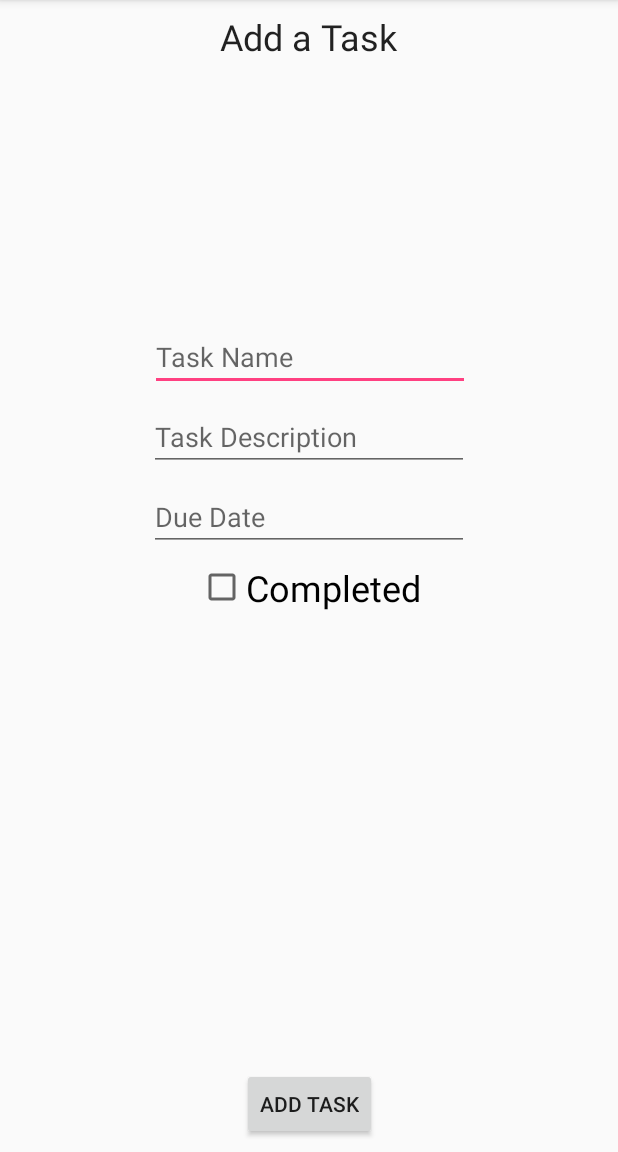
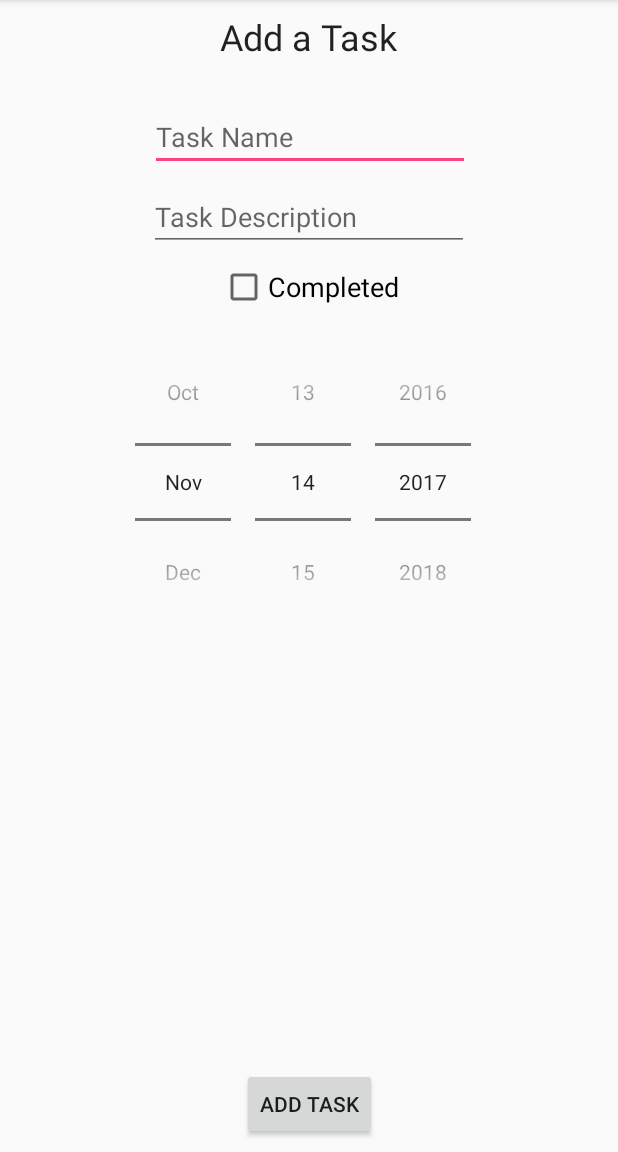
Before and after one commit to axolotlquestions/ToDoList, an Android app: the AddTaskActivity screen opened directly, with no data from a screen before it, on a phone screen of 412 x 824 dp, the part 84-1236 px from its top. Run offline under Robolectric (Android 15) with nearby library versions, the phone set to English and light mode, and no system bars.

Commit message:
checkboxes showing correctly

```diff
--- a/ToDoList/app/src/main/AndroidManifest.xml
+++ b/ToDoList/app/src/main/AndroidManifest.xml
@@ -16,7 +16,10 @@
                 <category android:name="android.intent.category.LAUNCHER" />
             </intent-filter>
         </activity>
-        <activity android:name=".AddTaskActivity"
+        <activity
+            android:name=".AddTaskActivity"
+            android:parentActivityName=".ListActivity" />
+        <activity android:name=".TaskActivity"
             android:parentActivityName=".ListActivity"></activity>
     </application>
 
--- a/ToDoList/app/src/main/java/com/example/alexandersmith/todolist/AddTaskActivity.java
+++ b/ToDoList/app/src/main/java/com/example/alexandersmith/todolist/AddTaskActivity.java
@@ -5,17 +5,19 @@ import android.support.v7.app.AppCompatActivity;
 import android.os.Bundle;
 import android.view.View;
 import android.widget.CheckBox;
+import android.widget.DatePicker;
 import android.widget.EditText;
 
 import java.text.ParseException;
 import java.text.SimpleDateFormat;
+import java.util.Calendar;
 import java.util.Date;
 
 public class AddTaskActivity extends AppCompatActivity {
 
     EditText editName;
     EditText editDescription;
-    EditText editDueDate;
+    DatePicker editDueDate;
     CheckBox completed;
     Boolean completedcheck;
 
@@ -26,8 +28,9 @@ public class AddTaskActivity extends AppCompatActivity {
 
         editName = (EditText) findViewById(R.id.NameText);
         editDescription = (EditText) findViewById(R.id.DescriptionText);
-        editDueDate = (EditText) findViewById(R.id.DateText);
+        editDueDate = (DatePicker) findViewById(R.id.datePicker);
         completed = (CheckBox) findViewById(R.id.checkBox);
+
     }
 
 
@@ -38,13 +41,23 @@ public class AddTaskActivity extends AppCompatActivity {
         else completedcheck = false;
     }
 
+    public static java.util.Date getDateFromDatePicker(DatePicker datePicker) {
+        int day = datePicker.getDayOfMonth();
+        int month = datePicker.getMonth();
+        int year = datePicker.getYear();
 
-    public void addTask(View Button) throws ParseException {
+        Calendar calendar = Calendar.getInstance();
+        calendar.set(year, month, day);
+
+        return calendar.getTime();
+    }
+
+
+    public void addTask(View Button){
         DBHelper dbHelper = new DBHelper(this);
         String name = editName.getText().toString();
         String description = editDescription.getText().toString();
-        String dueDatestring = editDueDate.getText().toString();
-        Date dueDate = new SimpleDateFormat("dd/MM/yyyy").parse(dueDatestring);
+        Date dueDate = getDateFromDatePicker(editDueDate);
         getCompletedCheck(completed);
         dbHelper.save(name, description, dueDate, completedcheck);
         Intent intent = new Intent(this, ListActivity.class);
@@ -54,4 +67,5 @@ public class AddTaskActivity extends AppCompatActivity {
 
 
 
+
 }
--- a/ToDoList/app/src/main/java/com/example/alexandersmith/todolist/Task.java
+++ b/ToDoList/app/src/main/java/com/example/alexandersmith/todolist/Task.java
@@ -22,7 +22,7 @@ public class Task {
         this.completed = completed;
     }
 
-    public Task(String name, String description, Date dueDate,boolean completed, int id) {
+    public Task(String name, String description, Date dueDate, boolean completed, int id) {
         this.name = name;
         this.description = description;
         this.dueDate = dueDate;
--- a/ToDoList/app/src/main/res/layout/activity_add_task.xml
+++ b/ToDoList/app/src/main/res/layout/activity_add_task.xml
@@ -18,7 +18,9 @@
         android:textSize="24sp"
         app:layout_constraintLeft_toLeftOf="parent"
         app:layout_constraintRight_toRightOf="parent"
-        app:layout_constraintTop_toTopOf="parent" />
+        app:layout_constraintTop_toTopOf="parent"
+        android:layout_marginStart="8dp"
+        android:layout_marginEnd="8dp" />
 
     <EditText
         android:id="@+id/NameText"
@@ -36,7 +38,9 @@
         app:layout_constraintBottom_toBottomOf="parent"
         app:layout_constraintHorizontal_bias="0.503"
         android:layout_marginBottom="8dp"
-        app:layout_constraintVertical_bias="0.25" />
+        app:layout_constraintVertical_bias="0.029999971"
+        android:layout_marginStart="8dp"
+        android:layout_marginEnd="8dp" />
 
     <EditText
         android:id="@+id/DescriptionText"
@@ -50,35 +54,26 @@
         android:inputType="text"
         app:layout_constraintLeft_toLeftOf="parent"
         app:layout_constraintRight_toRightOf="parent"
-        app:layout_constraintTop_toBottomOf="@+id/NameText" />
-
-    <EditText
-        android:id="@+id/DateText"
-        android:layout_width="wrap_content"
-        android:layout_height="wrap_content"
-        android:layout_marginLeft="8dp"
-        android:layout_marginRight="8dp"
-        android:layout_marginTop="8dp"
-        android:ems="10"
-        android:hint="Due Date"
-        android:inputType="date"
-        app:layout_constraintLeft_toLeftOf="parent"
-        app:layout_constraintRight_toRightOf="parent"
-        app:layout_constraintTop_toBottomOf="@+id/DescriptionText" />
+        app:layout_constraintTop_toBottomOf="@+id/NameText"
+        android:layout_marginStart="8dp"
+        android:layout_marginEnd="8dp" />
 
     <CheckBox
         android:id="@+id/checkBox"
         android:layout_width="wrap_content"
-        android:layout_height="wrap_content"
+        android:layout_height="0dp"
+        android:layout_marginEnd="8dp"
+        android:layout_marginLeft="8dp"
+        android:layout_marginRight="8dp"
+        android:layout_marginStart="8dp"
         android:layout_marginTop="8dp"
+        android:defaultValue="false"
         android:text="Completed"
-        android:textSize="24sp"
-        app:layout_constraintTop_toBottomOf="@+id/DateText"
-        android:layout_marginLeft="8dp"
+        android:textSize="18sp"
+        app:layout_constraintHorizontal_bias="0.502"
         app:layout_constraintLeft_toLeftOf="parent"
-        android:layout_marginRight="8dp"
         app:layout_constraintRight_toRightOf="parent"
-        android:defaultValue="false"/>
+        app:layout_constraintTop_toBottomOf="@+id/DescriptionText" />
 
     <Button
         android:id="@+id/AddTaskButton"
@@ -91,6 +86,26 @@
         android:text="Add Task"
         app:layout_constraintBottom_toBottomOf="parent"
         app:layout_constraintLeft_toLeftOf="parent"
-        app:layout_constraintRight_toRightOf="parent" />
+        app:layout_constraintRight_toRightOf="parent"
+        android:layout_marginStart="8dp"
+        android:layout_marginEnd="8dp" />
+
+    <DatePicker
+        android:id="@+id/datePicker"
+        android:layout_width="0dp"
+        android:layout_height="wrap_content"
+        android:layout_marginEnd="8dp"
+        android:layout_marginLeft="8dp"
+        android:layout_marginRight="8dp"
+        android:layout_marginStart="8dp"
+        android:calendarViewShown="false"
+        android:datePickerMode="spinner"
+        android:spinnersShown="true"
+        app:layout_constraintLeft_toLeftOf="parent"
+        app:layout_constraintRight_toRightOf="parent"
+        app:layout_constraintHorizontal_bias="0.0"
+        android:layout_marginTop="8dp"
+        app:layout_constraintTop_toBottomOf="@+id/checkBox"
+        />
 
 </android.support.constraint.ConstraintLayout>
--- a/ToDoList/app/src/main/res/layout/task_item.xml
+++ b/ToDoList/app/src/main/res/layout/task_item.xml
@@ -4,7 +4,8 @@
     xmlns:app="http://schemas.android.com/apk/res-auto"
     xmlns:tools="http://schemas.android.com/tools"
     android:layout_width="match_parent"
-    android:layout_height="match_parent">
+    android:layout_height="match_parent"
+    android:onClick="getTask">
 
     <TextView
         android:id="@+id/nameView"
```
Also changed, not shown: ToDoList/app/src/main/java/com/example/alexandersmith/todolist/DBHelper.java (+12 -5 lines), ToDoList/app/src/main/java/com/example/alexandersmith/todolist/ListActivity.java (+12 -0 lines), ToDoList/app/src/main/java/com/example/alexandersmith/todolist/TaskActivity.java (added, +58 -0 lines), ToDoList/app/src/main/java/com/example/alexandersmith/todolist/TaskListAdapter.java (+8 -2 lines), ToDoList/app/src/main/res/layout/activity_task.xml (added, +72 -0 lines).
